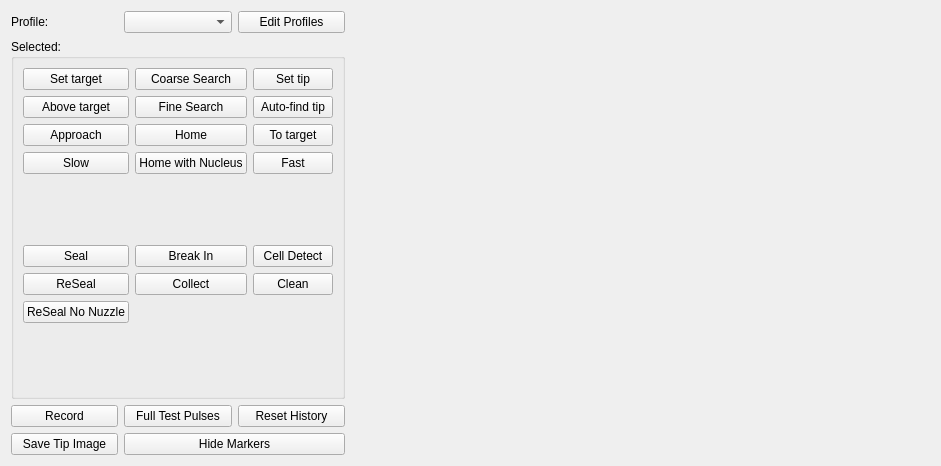
This is acq4/modules/MultiPatch/multipatchTemplate.ui in acq4/acq4 as Qt 5 draws it before an edit. The edited form follows.
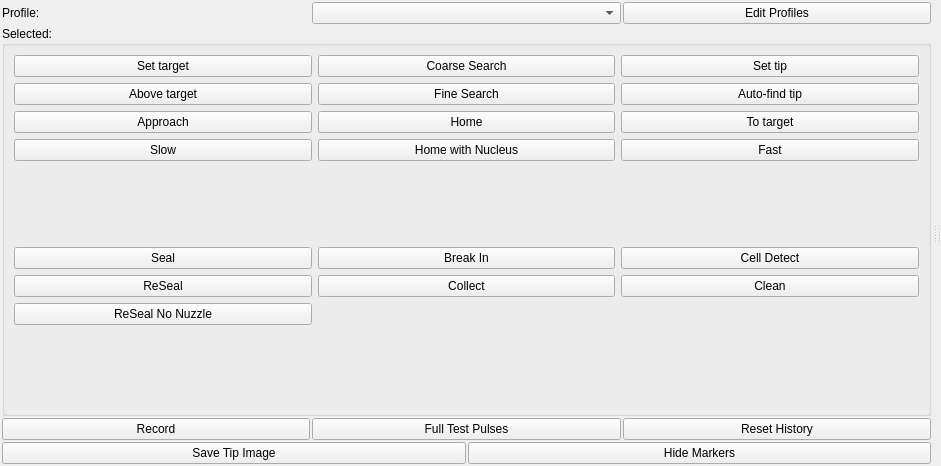
This is the edited form. Custom widgets are drawn as their Qt base class.

```diff
--- a/acq4/modules/MultiPatch/multipatchTemplate.ui
+++ b/acq4/modules/MultiPatch/multipatchTemplate.ui
@@ -13,52 +13,83 @@
   <property name="windowTitle">
    <string>Form</string>
   </property>
-  <layout class="QGridLayout" name="gridLayout">
-   <item row="0" column="0">
+  <layout class="QVBoxLayout" name="verticalLayout">
+   <property name="spacing">
+    <number>0</number>
+   </property>
+   <property name="leftMargin">
+    <number>0</number>
+   </property>
+   <property name="topMargin">
+    <number>0</number>
+   </property>
+   <property name="rightMargin">
+    <number>0</number>
+   </property>
+   <property name="bottomMargin">
+    <number>0</number>
+   </property>
+   <item>
+    <widget class="QSplitter" name="splitter">
+     <property name="orientation">
+      <enum>Qt::Horizontal</enum>
+     </property>
+     <widget class="QWidget" name="leftPanel" native="true">
+      <layout class="QVBoxLayout" name="leftLayout">
+       <property name="spacing">
+        <number>2</number>
+       </property>
+       <property name="leftMargin">
+        <number>2</number>
+       </property>
+       <property name="topMargin">
+        <number>2</number>
+       </property>
+       <property name="rightMargin">
+        <number>2</number>
+       </property>
+       <property name="bottomMargin">
+        <number>2</number>
+       </property>
+       <item>
+        <widget class="QWidget" name="profileRow" native="true">
+         <layout class="QHBoxLayout" name="profileLayout">
+          <property name="spacing">
+           <number>2</number>
+          </property>
+          <property name="leftMargin">
+           <number>0</number>
+          </property>
+          <property name="topMargin">
+           <number>0</number>
+          </property>
+          <property name="rightMargin">
+           <number>0</number>
+          </property>
+          <property name="bottomMargin">
+           <number>0</number>
+          </property>
+          <item>
     <widget class="QLabel" name="label">
      <property name="text">
       <string>Profile:</string>
      </property>
     </widget>
    </item>
-   <item row="0" column="1">
+          <item>
     <widget class="QComboBox" name="profileCombo"/>
    </item>
-   <item row="0" column="2">
+          <item>
     <widget class="QPushButton" name="editProfileBtn">
      <property name="text">
       <string>Edit Profiles</string>
      </property>
     </widget>
    </item>
-   <item row="0" column="3" rowspan="4">
-    <widget class="QWidget" name="matrixWidget" native="true">
-     <property name="sizePolicy">
-      <sizepolicy hsizetype="Expanding" vsizetype="Expanding">
-       <horstretch>0</horstretch>
-       <verstretch>0</verstretch>
-      </sizepolicy>
-     </property>
-     <layout class="QGridLayout" name="matrixLayout">
-      <property name="leftMargin">
-       <number>0</number>
-      </property>
-      <property name="topMargin">
-       <number>0</number>
-      </property>
-      <property name="rightMargin">
-       <number>0</number>
-      </property>
-      <property name="bottomMargin">
-       <number>0</number>
-      </property>
-      <property name="spacing">
-       <number>0</number>
-      </property>
      </layout>
     </widget>
    </item>
-   <item row="1" column="0" colspan="3">
+       <item>
     <widget class="QGroupBox" name="selectedGroupBox">
      <property name="title">
       <string>Selected: </string>
@@ -238,14 +269,73 @@
      </layout>
     </widget>
    </item>
-   <item row="2" column="2">
+       <item>
+        <widget class="QWidget" name="recordRow" native="true">
+         <layout class="QHBoxLayout" name="recordLayout">
+          <property name="spacing">
+           <number>2</number>
+          </property>
+          <property name="leftMargin">
+           <number>0</number>
+          </property>
+          <property name="topMargin">
+           <number>0</number>
+          </property>
+          <property name="rightMargin">
+           <number>0</number>
+          </property>
+          <property name="bottomMargin">
+           <number>0</number>
+          </property>
+          <item>
+           <widget class="QPushButton" name="recordBtn">
+            <property name="text">
+             <string>Record</string>
+            </property>
+            <property name="checkable">
+             <bool>true</bool>
+            </property>
+           </widget>
+          </item>
+          <item>
+           <widget class="QPushButton" name="recordTestPulsesBtn">
+            <property name="text">
+             <string>Full Test Pulses</string>
+            </property>
+            <property name="checkable">
+             <bool>true</bool>
+            </property>
+           </widget>
+          </item>
+          <item>
     <widget class="QPushButton" name="resetBtn">
      <property name="text">
       <string>Reset History</string>
      </property>
     </widget>
    </item>
-   <item row="3" column="0">
+         </layout>
+        </widget>
+       </item>
+       <item>
+        <widget class="QWidget" name="tipRow" native="true">
+         <layout class="QHBoxLayout" name="tipLayout">
+          <property name="spacing">
+           <number>2</number>
+          </property>
+          <property name="leftMargin">
+           <number>0</number>
+          </property>
+          <property name="topMargin">
+           <number>0</number>
+          </property>
+          <property name="rightMargin">
+           <number>0</number>
+          </property>
+          <property name="bottomMargin">
+           <number>0</number>
+          </property>
+          <item>
     <widget class="QPushButton" name="saveTipImageBtn">
      <property name="text">
       <string>Save Tip Image</string>
@@ -255,8 +345,7 @@
      </property>
     </widget>
    </item>
-
-   <item row="3" column="1" colspan="2">
+          <item>
     <widget class="QPushButton" name="hideMarkersBtn">
      <property name="text">
       <string>Hide Markers</string>
@@ -266,24 +355,61 @@
      </property>
     </widget>
    </item>
-   <item row="2" column="0">
-    <widget class="QPushButton" name="recordBtn">
-     <property name="text">
-      <string>Record</string>
-     </property>
-     <property name="checkable">
-      <bool>true</bool>
-     </property>
-    </widget>
-   </item>
-   <item row="2" column="1">
-    <widget class="QPushButton" name="recordTestPulsesBtn">
-     <property name="text">
-      <string>Full Test Pulses</string>
-     </property>
-     <property name="checkable">
-      <bool>true</bool>
-     </property>
+         </layout>
+        </widget>
+       </item>
+      </layout>
+     </widget>
+     <widget class="QWidget" name="matrixWidget" native="true">
+      <property name="sizePolicy">
+       <sizepolicy hsizetype="Expanding" vsizetype="Expanding">
+        <horstretch>0</horstretch>
+        <verstretch>0</verstretch>
+       </sizepolicy>
+      </property>
+      <layout class="QGridLayout" name="matrixLayout">
+       <property name="leftMargin">
+        <number>0</number>
+       </property>
+       <property name="topMargin">
+        <number>0</number>
+       </property>
+       <property name="rightMargin">
+        <number>0</number>
+       </property>
+       <property name="bottomMargin">
+        <number>0</number>
+       </property>
+       <property name="spacing">
+        <number>0</number>
+       </property>
+      </layout>
+     </widget>
+     <widget class="QWidget" name="plotsWidget" native="true">
+      <property name="sizePolicy">
+       <sizepolicy hsizetype="Expanding" vsizetype="Expanding">
+        <horstretch>0</horstretch>
+        <verstretch>0</verstretch>
+       </sizepolicy>
+      </property>
+      <layout class="QVBoxLayout" name="plotsLayout">
+       <property name="spacing">
+        <number>0</number>
+       </property>
+       <property name="leftMargin">
+        <number>0</number>
+       </property>
+       <property name="topMargin">
+        <number>0</number>
+       </property>
+       <property name="rightMargin">
+        <number>0</number>
+       </property>
+       <property name="bottomMargin">
+        <number>0</number>
+       </property>
+      </layout>
+     </widget>
     </widget>
    </item>
   </layout>
```
Lines whose indentation alone changed are shown as unchanged.
